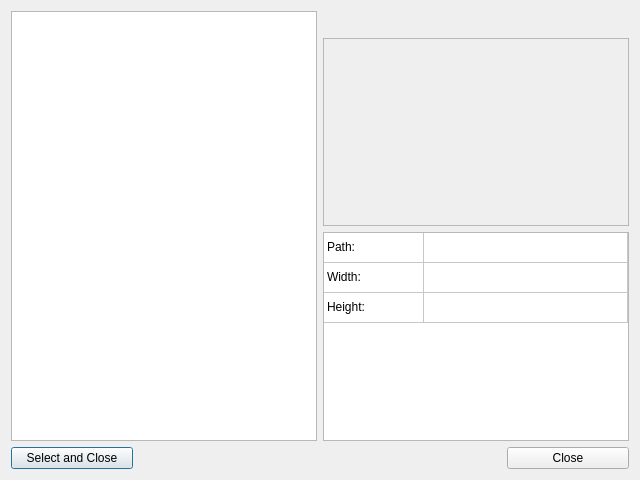
Qt form KryptaEditor/envbrowserdialog.ui (cellproductions/KryptaEditorQT) before a commit.
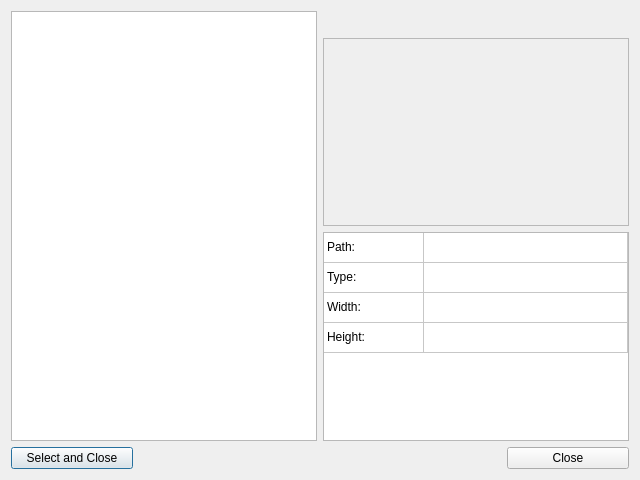
The same form after that commit.

```diff
--- a/KryptaEditor/envbrowserdialog.ui
+++ b/KryptaEditor/envbrowserdialog.ui
@@ -88,7 +88,7 @@
             <bool>false</bool>
            </property>
            <property name="rowCount">
-            <number>3</number>
+            <number>4</number>
            </property>
            <property name="columnCount">
             <number>2</number>
@@ -107,6 +107,11 @@
              <string>Path</string>
             </property>
            </row>
+           <row>
+            <property name="text">
+             <string>Type</string>
+            </property>
+           </row>
            <row>
             <property name="text">
              <string>Width</string>
@@ -142,20 +147,17 @@
            </item>
            <item row="1" column="0">
             <property name="text">
-             <string>Width:</string>
+             <string>Type:</string>
             </property>
            </item>
            <item row="1" column="1">
             <property name="text">
              <string/>
             </property>
-            <property name="flags">
-             <set>ItemIsSelectable|ItemIsEditable|ItemIsDragEnabled|ItemIsUserCheckable|ItemIsEnabled</set>
-            </property>
            </item>
            <item row="2" column="0">
             <property name="text">
-             <string>Height:</string>
+             <string>Width:</string>
             </property>
            </item>
            <item row="2" column="1">
@@ -166,6 +168,19 @@
              <set>ItemIsSelectable|ItemIsEditable|ItemIsDragEnabled|ItemIsUserCheckable|ItemIsEnabled</set>
             </property>
            </item>
+           <item row="3" column="0">
+            <property name="text">
+             <string>Height:</string>
+            </property>
+           </item>
+           <item row="3" column="1">
+            <property name="text">
+             <string/>
+            </property>
+            <property name="flags">
+             <set>ItemIsSelectable|ItemIsEditable|ItemIsDragEnabled|ItemIsUserCheckable|ItemIsEnabled</set>
+            </property>
+           </item>
           </widget>
          </item>
         </layout>
```
Left out of the diff: 3 changed lines with no effect on the pictures.
